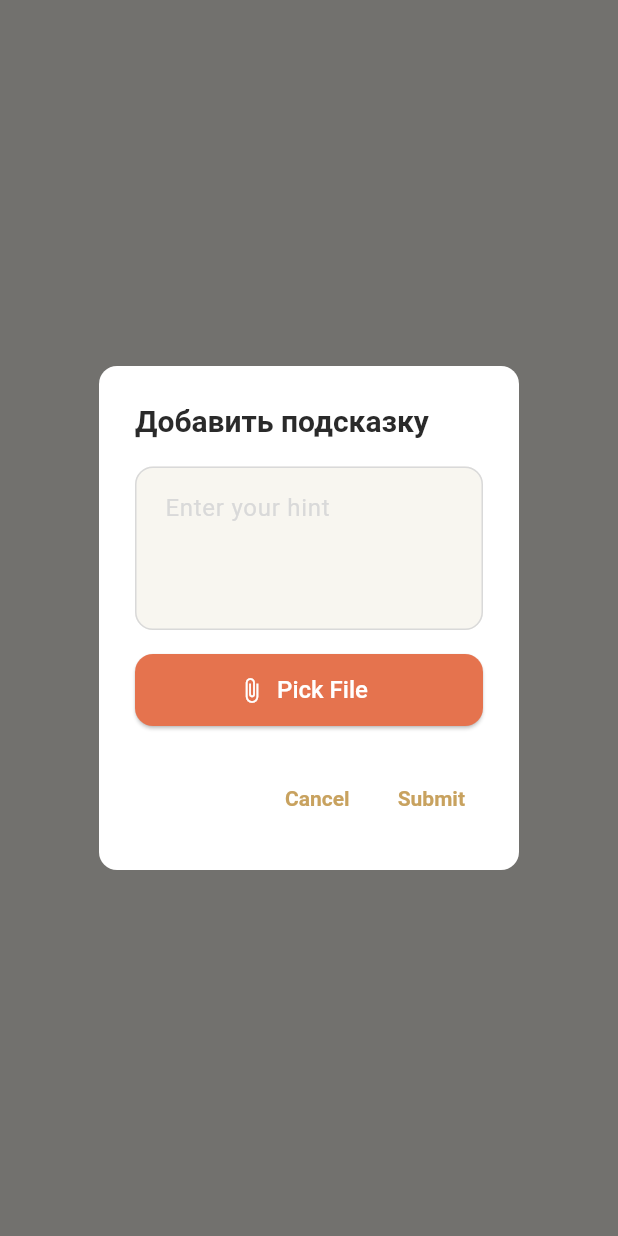
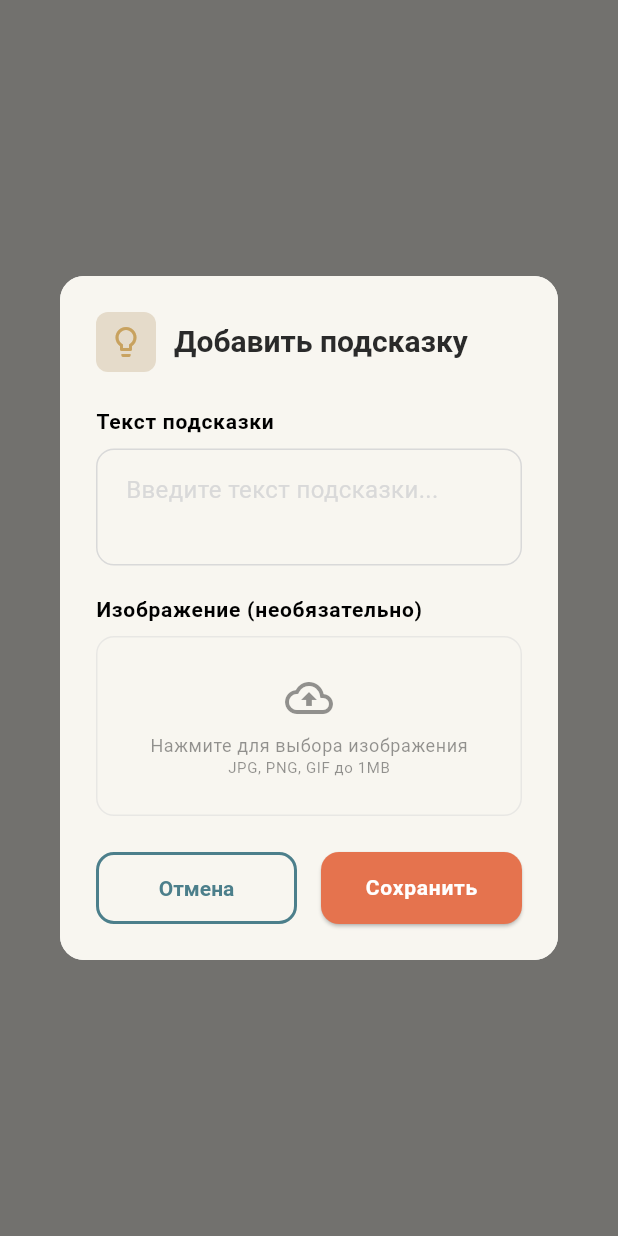
Before and after one commit to TimurKarev/lang_learn_mobile, a Flutter app: what showAddHintDialog() shows on an empty page, opened directly with empty values, on a phone screen of 412 x 824 dp. Run offline on Flutter 3.47's test engine with Material 3 defaults, Android fonts, the phone set to English and light mode, and no system bars; our stand-ins replace bloc, cached_network_image, equatable, file_picker, flutter_bloc, flutter_dotenv and 7 more; missing offline and left inert: dart_either; accounts and stored records are empty; Roboto replaces fonts that are missing (Nunito Sans).

Commit message:
refactor(ui): extract add hint dialog body into separate widget
Extract the dialog content from AddHintDialog into a dedicated AddHintDialogBody widget to improve code organization and maintainability. The new widget handles all UI logic including text input, image selection, and form submission while maintaining the same functionality.

```diff
--- a/lib/ui_kit/cards/memory_card/widgets/add_hint/add_hint_dialog.dart
+++ b/lib/ui_kit/cards/memory_card/widgets/add_hint/add_hint_dialog.dart
@@ -1,15 +1,12 @@
 import 'package:flutter/material.dart';
-import 'package:file_picker/file_picker.dart';
 import 'package:flutter_bloc/flutter_bloc.dart';
 import 'package:lang_learn_mobile/core/di/di_locator.dart';
 import 'package:lang_learn_mobile/core/services/image_compression_service.dart';
 import 'package:lang_learn_mobile/features/memory_cards/domain/repositories/memory_cards_repository.dart';
 import 'package:lang_learn_mobile/ui_kit/cards/memory_card/widgets/add_hint/bloc/add_hint_bloc.dart';
+import 'package:lang_learn_mobile/ui_kit/cards/memory_card/widgets/add_hint/add_hint_dialog_body.dart';
 
 void showAddHintDialog(BuildContext context, {required String literaId}) {
-  final TextEditingController textController = TextEditingController();
-  String? selectedImagePath;
-
   showDialog(
     context: context,
     builder: (BuildContext context) {
@@ -35,89 +32,7 @@ void showAddHintDialog(BuildContext context, {required String literaId}) {
               );
             }
           },
-          child: AlertDialog(
-            title: const Text('Добавить подсказку'),
-            content: Column(
-              mainAxisSize: MainAxisSize.min,
-              children: [
-                TextField(
-                  controller: textController,
-                  decoration: const InputDecoration(
-                    hintText: 'Enter your hint',
-                  ),
-                  maxLines: 3,
-                ),
-                const SizedBox(height: 16),
-                ElevatedButton.icon(
-                  onPressed: () async {
-                    FilePickerResult? result = await FilePicker.platform
-                        .pickFiles(
-                          allowedExtensions: [
-                            'jpg',
-                            'jpeg',
-                            'png',
-                            'gif',
-                            'webp',
-                            'bmp',
-                            'tiff',
-                            'heic',
-                          ],
-                          type: FileType.custom,
-                        );
-                    if (result != null && context.mounted) {
-                      selectedImagePath = result.files.first.path;
-                      ScaffoldMessenger.of(context).showSnackBar(
-                        SnackBar(
-                          content: Text(
-                            'File selected: ${result.files.first.name}',
-                          ),
-                        ),
-                      );
-                    }
-                  },
-                  icon: const Icon(Icons.attach_file),
-                  label: const Text('Pick File'),
-                ),
-              ],
-            ),
-            actions: [
-              TextButton(
-                onPressed: () {
-                  Navigator.of(context).pop();
-                },
-                child: const Text('Cancel'),
-              ),
-              BlocBuilder<AddHintBloc, AddHintState>(
-                builder: (context, state) {
-                  return TextButton(
-                    onPressed: state is AddHintLoading
-                        ? null
-                        : () {
-                            if (textController.text.isNotEmpty ||
-                                selectedImagePath != null) {
-                              context.read<AddHintBloc>().add(
-                                AddHintSubmitted(
-                                  literaId: literaId,
-                                  hint: textController.text.isNotEmpty
-                                      ? textController.text
-                                      : null,
-                                  imagePath: selectedImagePath,
-                                ),
-                              );
-                            }
-                          },
-                    child: state is AddHintLoading
-                        ? const SizedBox(
-                            width: 16,
-                            height: 16,
-                            child: CircularProgressIndicator(strokeWidth: 2),
-                          )
-                        : const Text('Submit'),
-                  );
-                },
-              ),
-            ],
-          ),
+          child: AddHintDialogBody(literaId: literaId),
         ),
       );
     },
--- /dev/null
+++ b/lib/ui_kit/cards/memory_card/widgets/add_hint/add_hint_dialog_body.dart
@@ -0,0 +1,323 @@
+import 'dart:io';
+import 'package:flutter/material.dart';
+import 'package:file_picker/file_picker.dart';
+import 'package:flutter_bloc/flutter_bloc.dart';
+import 'package:lang_learn_mobile/ui_kit/cards/memory_card/widgets/add_hint/bloc/add_hint_bloc.dart';
+
+class AddHintDialogBody extends StatefulWidget {
+  final String literaId;
+
+  const AddHintDialogBody({required this.literaId, super.key});
+
+  @override
+  State<AddHintDialogBody> createState() => _AddHintDialogState();
+}
+
+class _AddHintDialogState extends State<AddHintDialogBody> {
+  final TextEditingController textController = TextEditingController();
+  String? selectedImagePath;
+
+  @override
+  void dispose() {
+    textController.dispose();
+    super.dispose();
+  }
+
+  void _pickImage() async {
+    FilePickerResult? result = await FilePicker.platform.pickFiles(
+      allowedExtensions: [
+        'jpg',
+        'jpeg',
+        'png',
+        'gif',
+        'webp',
+        'bmp',
+        'tiff',
+        'heic',
+      ],
+      type: FileType.custom,
+    );
+    if (result != null && mounted) {
+      setState(() {
+        selectedImagePath = result.files.first.path;
+      });
+      if (mounted) {
+        ScaffoldMessenger.of(context).showSnackBar(
+          SnackBar(
+            content: Text('Файл выбран: ${result.files.first.name}'),
+            backgroundColor: Theme.of(context).colorScheme.secondary,
+          ),
+        );
+      }
+    }
+  }
+
+  void _removeImage() {
+    setState(() {
+      selectedImagePath = null;
+    });
+  }
+
+  @override
+  Widget build(BuildContext context) {
+    return Dialog(
+      shape: RoundedRectangleBorder(borderRadius: BorderRadius.circular(16)),
+      elevation: 8,
+      child: Container(
+        padding: const EdgeInsets.all(24),
+        decoration: BoxDecoration(
+          color: Theme.of(context).colorScheme.surface,
+          borderRadius: BorderRadius.circular(16),
+        ),
+        child: Column(
+          mainAxisSize: MainAxisSize.min,
+          crossAxisAlignment: CrossAxisAlignment.start,
+          children: [
+            // Title section
+            Row(
+              children: [
+                Container(
+                  padding: const EdgeInsets.all(8),
+                  decoration: BoxDecoration(
+                    color: Theme.of(context).colorScheme.primaryContainer,
+                    borderRadius: BorderRadius.circular(8),
+                  ),
+                  child: Icon(
+                    Icons.lightbulb_outline,
+                    color: Theme.of(context).colorScheme.primary,
+                    size: 24,
+                  ),
+                ),
+                const SizedBox(width: 12),
+                Text(
+                  'Добавить подсказку',
+                  style: Theme.of(context).textTheme.headlineSmall?.copyWith(
+                    fontWeight: FontWeight.bold,
+                  ),
+                ),
+              ],
+            ),
+            const SizedBox(height: 24),
+            // Text input section
+            Text(
+              'Текст подсказки',
+              style: Theme.of(context).textTheme.labelMedium?.copyWith(
+                color: Theme.of(context).colorScheme.onSurface,
+                fontWeight: FontWeight.w600,
+              ),
+            ),
+            const SizedBox(height: 8),
+            TextField(
+              controller: textController,
+              decoration: InputDecoration(
+                hintText: 'Введите текст подсказки...',
+                filled: true,
+                fillColor: Theme.of(
+                  context,
+                ).colorScheme.surfaceContainerHighest,
+                border: OutlineInputBorder(
+                  borderRadius: BorderRadius.circular(12),
+                  borderSide: BorderSide.none,
+                ),
+                focusedBorder: OutlineInputBorder(
+                  borderRadius: BorderRadius.circular(12),
+                  borderSide: BorderSide(
+                    color: Theme.of(context).colorScheme.primary,
+                  ),
+                ),
+                contentPadding: const EdgeInsets.all(16),
+              ),
+              maxLines: 2,
+              style: Theme.of(context).textTheme.bodyMedium,
+            ),
+            const SizedBox(height: 20),
+
+            // Image attachment section
+            Text(
+              'Изображение (необязательно)',
+              style: Theme.of(context).textTheme.labelMedium?.copyWith(
+                color: Theme.of(context).colorScheme.onSurface,
+                fontWeight: FontWeight.w600,
+              ),
+            ),
+            const SizedBox(height: 8),
+            Container(
+              width: double.infinity,
+              height: 120,
+              decoration: BoxDecoration(
+                color: Theme.of(context).colorScheme.surfaceContainerHighest,
+                borderRadius: BorderRadius.circular(12),
+                border: Border.all(
+                  color: Theme.of(context).colorScheme.outlineVariant,
+                  width: 1,
+                ),
+              ),
+              child: selectedImagePath != null
+                  ? Stack(
+                      children: [
+                        ClipRRect(
+                          borderRadius: BorderRadius.circular(12),
+                          child: Image.file(
+                            File(selectedImagePath!),
+                            width: double.infinity,
+                            height: double.infinity,
+                            fit: BoxFit.cover,
+                            errorBuilder: (context, error, stackTrace) {
+                              return Center(
+                                child: Column(
+                                  mainAxisAlignment: MainAxisAlignment.center,
+                                  children: [
+                                    Icon(
+                                      Icons.broken_image,
+                                      color: Theme.of(
+                                        context,
+                                      ).colorScheme.outline,
+                                      size: 32,
+                                    ),
+                                    const SizedBox(height: 8),
+                                    Text(
+                                      'Не удалось загрузить изображение',
+                                      style: Theme.of(context)
+                                          .textTheme
+                                          .bodySmall
+                                          ?.copyWith(
+                                            color: Theme.of(
+                                              context,
+                                            ).colorScheme.outline,
+                                          ),
+                                    ),
+                                  ],
+                                ),
+                              );
+                            },
+                          ),
+                        ),
+                        Positioned(
+                          top: 8,
+                          right: 8,
+                          child: GestureDetector(
+                            onTap: _removeImage,
+                            child: Container(
+                              padding: const EdgeInsets.all(4),
+                              decoration: BoxDecoration(
+                                color: Theme.of(context).colorScheme.surface,
+                                shape: BoxShape.circle,
+                                boxShadow: [
+                                  BoxShadow(
+                                    color: Colors.black.withOpacity(0.1),
+                                    blurRadius: 4,
+                                    offset: const Offset(0, 2),
+                                  ),
+                                ],
+                              ),
+                              child: Icon(
+                                Icons.close,
+                                color: Theme.of(context).colorScheme.onSurface,
+                                size: 16,
+                              ),
+                            ),
+                          ),
+                        ),
+                      ],
+                    )
+                  : InkWell(
+                      onTap: _pickImage,
+                      borderRadius: BorderRadius.circular(12),
+                      child: Column(
+                        mainAxisAlignment: MainAxisAlignment.center,
+                        children: [
+                          Icon(
+                            Icons.cloud_upload_outlined,
+                            color: Theme.of(context).colorScheme.outline,
+                            size: 32,
+                          ),
+                          const SizedBox(height: 8),
+                          Text(
+                            'Нажмите для выбора изображения',
+                            style: Theme.of(context).textTheme.bodySmall
+                                ?.copyWith(
+                                  color: Theme.of(context).colorScheme.outline,
+                                ),
+                          ),
+                          Text(
+                            'JPG, PNG, GIF до 1MB',
+                            style: Theme.of(context).textTheme.bodySmall
+                                ?.copyWith(
+                                  color: Theme.of(context).colorScheme.outline,
+                                  fontSize: 10,
+                                ),
+                          ),
+                        ],
+                      ),
+                    ),
+            ),
+            const SizedBox(height: 24),
+
+            // Action buttons
+            Row(
+              children: [
+                Expanded(
+                  child: OutlinedButton(
+                    onPressed: () {
+                      Navigator.of(context).pop();
+                    },
+                    style: OutlinedButton.styleFrom(
+                      padding: const EdgeInsets.symmetric(vertical: 16),
+                    ),
+                    child: Text('Отмена'),
+                  ),
+                ),
+                const SizedBox(width: 16),
+                Expanded(
+                  child: BlocBuilder<AddHintBloc, AddHintState>(
+                    builder: (context, state) {
+                      return ElevatedButton(
+                        onPressed: state is AddHintLoading
+                            ? null
+                            : () {
+                                if (textController.text.isNotEmpty ||
+                                    selectedImagePath != null) {
+                                  context.read<AddHintBloc>().add(
+                                    AddHintSubmitted(
+                                      literaId: widget.literaId,
+                                      hint: textController.text.isNotEmpty
+                                          ? textController.text
+                                          : null,
+                                      imagePath: selectedImagePath,
+                                    ),
+                                  );
+                                }
+                              },
+                        child: state is AddHintLoading
+                            ? SizedBox(
+                                width: 16,
+                                height: 16,
+                                child: CircularProgressIndicator(
+                                  strokeWidth: 2,
+                                  valueColor: AlwaysStoppedAnimation<Color>(
+                                    Theme.of(context).colorScheme.onSecondary,
+                                  ),
+                                ),
+                              )
+                            : Text(
+                                'Сохранить',
+                                style: Theme.of(context).textTheme.labelMedium
+                                    ?.copyWith(
+                                      color: Theme.of(
+                                        context,
+                                      ).colorScheme.onSecondary,
+                                      fontWeight: FontWeight.w600,
+                                    ),
+                              ),
+                      );
+                    },
+                  ),
+                ),
+              ],
+            ),
+          ],
+        ),
+      ),
+    );
+  }
+}
```
